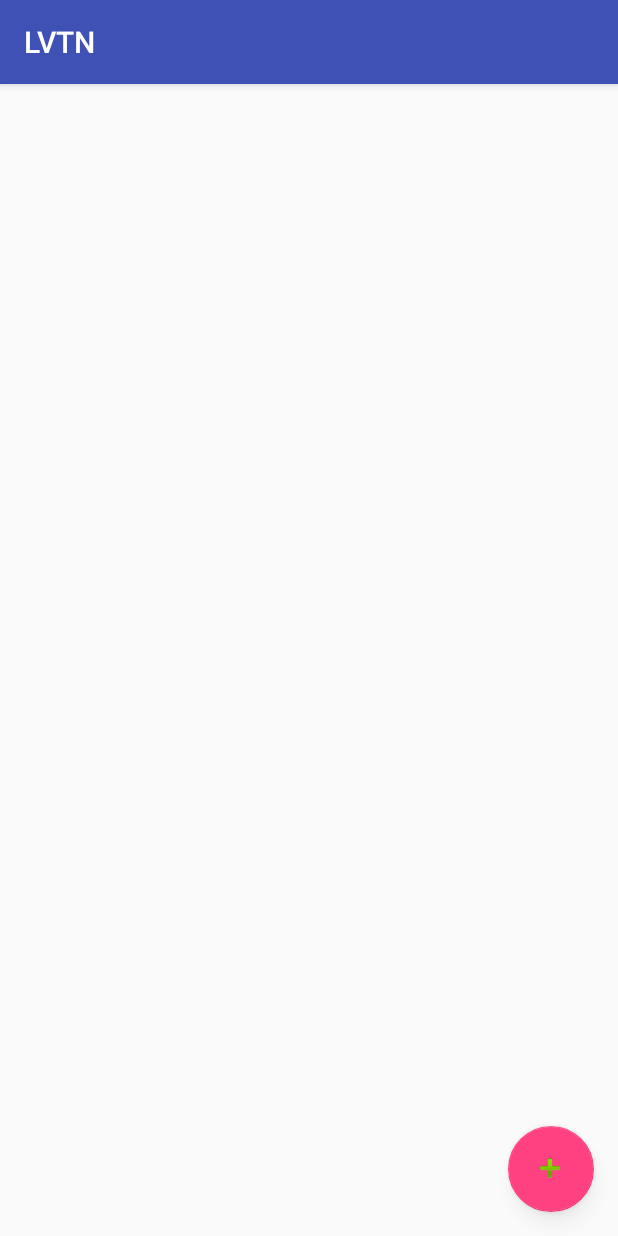
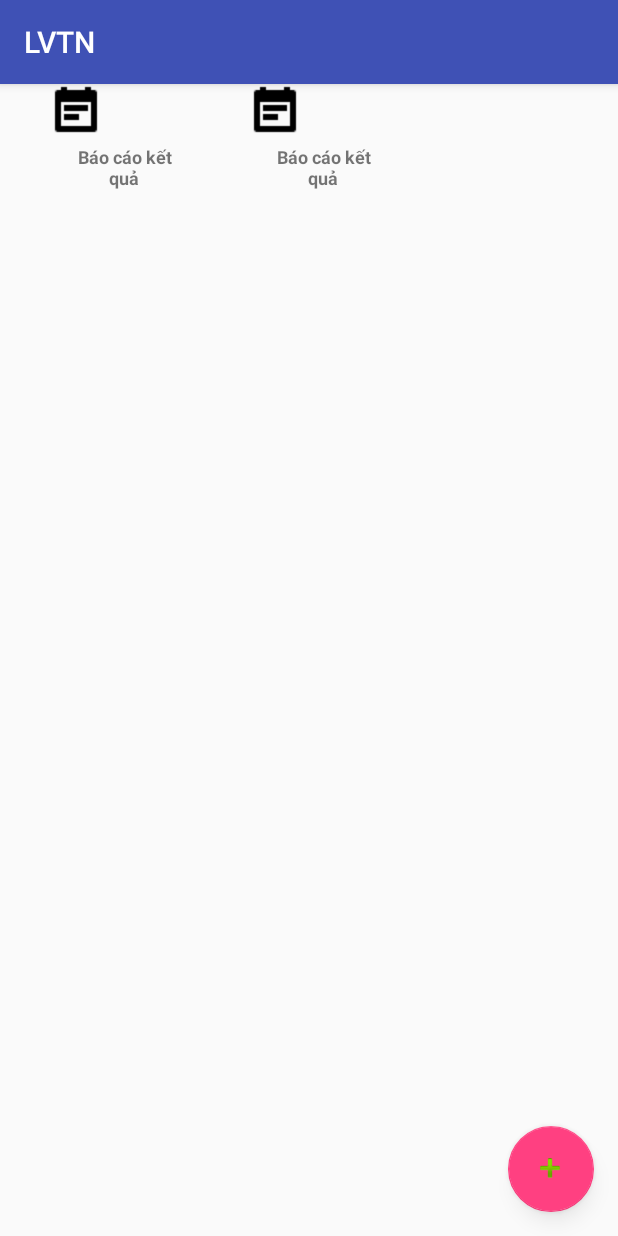
Before and after one commit to lazykitty267/LVTN, an Android app: the fragment TemplateActivity shown on its own in the app's theme, on a phone screen of 412 x 824 dp. Run offline under Robolectric (Android 15) with nearby library versions, the phone set to English and light mode, and no system bars.

Commit message:
Add Template

```diff
--- a/app/src/main/java/bk/lvtn/TemplateActivity.java
+++ b/app/src/main/java/bk/lvtn/TemplateActivity.java
@@ -6,6 +6,12 @@ import android.support.v4.app.Fragment;
 import android.view.LayoutInflater;
 import android.view.View;
 import android.view.ViewGroup;
+import android.widget.GridView;
+
+import java.util.ArrayList;
+
+import bk.lvtn.fragment_adapter.Template;
+import bk.lvtn.fragment_adapter.TemplateAdapter;
 
 
 /**
@@ -18,12 +24,28 @@ public class TemplateActivity extends Fragment {
         // Required empty public constructor
     }
 
+    ArrayList<Template> arrTp = new ArrayList<Template>();
+    TemplateAdapter adapter;
 
     @Override
     public View onCreateView(LayoutInflater inflater, ViewGroup container,
                              Bundle savedInstanceState) {
         // Inflate the layout for this fragment
-        return inflater.inflate(R.layout.fragment_template, container, false);
+        View view = inflater.inflate(R.layout.fragment_template, container, false);
+        GridView gridView = (GridView)view.findViewById(R.id.gridview);
+        adapter = new TemplateAdapter(getActivity(), arrTp);
+        gridView.setAdapter(adapter);
+
+        // Test gridview
+        Template test = new Template();
+        test.setTp_name("Báo cáo kết quả");
+        test.setImag_src(R.drawable.ic_note_black_24dp);
+        arrTp.add(test);
+        arrTp.add(test);
+        adapter.notifyDataSetChanged();
+
+
+        return view;
     }
 
 }
--- /dev/null
+++ b/app/src/main/java/bk/lvtn/fragment_adapter/Template.java
@@ -0,0 +1,26 @@
+package bk.lvtn.fragment_adapter;
+
+/**
+ * Created by Long on 21/10/2017.
+ */
+
+public class Template {
+    private String tp_name;
+    private int imag_src;
+
+    public String getTp_name() {
+        return tp_name;
+    }
+
+    public void setTp_name(String tp_name) {
+        this.tp_name = tp_name;
+    }
+
+    public int getImag_src() {
+        return imag_src;
+    }
+
+    public void setImag_src(int imag_src) {
+        this.imag_src = imag_src;
+    }
+}
--- /dev/null
+++ b/app/src/main/java/bk/lvtn/fragment_adapter/TemplateAdapter.java
@@ -0,0 +1,69 @@
+package bk.lvtn.fragment_adapter;
+
+/**
+ * Created by Long on 21/10/2017.
+ */
+
+import android.content.Context;
+import android.view.LayoutInflater;
+import android.view.View;
+import android.view.ViewGroup;
+import android.widget.BaseAdapter;
+import android.widget.ImageView;
+import android.widget.TextView;
+
+import java.util.ArrayList;
+
+import bk.lvtn.R;
+
+public class TemplateAdapter extends BaseAdapter {
+
+    Context mContext;
+    ArrayList<Template> listTemplate;
+
+    public TemplateAdapter(Context context, ArrayList<Template> listTemplate) {
+        this.mContext = context;
+        this.listTemplate = listTemplate;
+    }
+
+
+    // 2
+    @Override
+    public int getCount() {
+        return listTemplate.size();
+    }
+
+    // 3
+    @Override
+    public long getItemId(int position) {
+        return 0;
+    }
+
+    // 4
+    @Override
+    public Object getItem(int position) {
+        return null;
+    }
+    @Override
+    public View getView(int position, View convertView, ViewGroup parent) {
+
+        final Template template = listTemplate.get(position);
+
+        // 2
+        if (convertView == null) {
+            final LayoutInflater layoutInflater = LayoutInflater.from(mContext);
+            convertView = layoutInflater.inflate(R.layout.item_inlist_template, null);
+        }
+
+        // 3
+        final TextView nameTextView = (TextView)convertView.findViewById(R.id.textview_book_name);
+        final ImageView imageView = (ImageView)convertView.findViewById(R.id.imageview_favorite);
+
+        // 4
+        imageView.setImageResource(template.getImag_src());
+        nameTextView.setText(template.getTp_name());
+
+        return convertView;
+    }
+
+}
--- a/app/src/main/res/layout/fragment_template.xml
+++ b/app/src/main/res/layout/fragment_template.xml
@@ -5,10 +5,17 @@
     tools:context="bk.lvtn.TemplateActivity">
 
     <!-- TODO: Update blank fragment layout -->
-    <ListView
+    <GridView
+        android:id="@+id/gridview"
         android:layout_width="match_parent"
         android:layout_height="match_parent"
-        android:id="@+id/list_template"></ListView>
+        android:gravity="center"
+        android:columnWidth="100dp"
+        android:numColumns="auto_fit"
+        android:verticalSpacing="24dp"
+        android:horizontalSpacing="10dp"
+        android:stretchMode="spacingWidthUniform"
+        />
     <android.support.design.widget.FloatingActionButton
         android:id="@+id/fab_tpl"
         android:layout_width="62dp"
--- /dev/null
+++ b/app/src/main/res/layout/item_inlist_template.xml
@@ -0,0 +1,28 @@
+<?xml version="1.0" encoding="utf-8"?>
+<LinearLayout xmlns:android="http://schemas.android.com/apk/res/android"
+    android:orientation="vertical" android:layout_width="match_parent"
+    android:layout_height="match_parent">
+
+    <FrameLayout
+        android:layout_width="wrap_content"
+        android:layout_height="wrap_content">
+        <ImageView
+            android:id="@+id/imageview_favorite"
+            android:layout_width="wrap_content"
+            android:layout_height="wrap_content"
+            android:layout_gravity="bottom|right"/>
+
+    </FrameLayout>
+
+    <TextView
+        android:id="@+id/textview_book_name"
+        android:layout_width="wrap_content"
+        android:layout_height="wrap_content"
+        android:textSize="12sp"
+        android:textStyle="bold"
+        android:paddingTop="4dp"
+        android:paddingLeft="8dp"
+        android:paddingRight="8dp"
+        android:gravity="center_horizontal"/>
+
+</LinearLayout>
```
